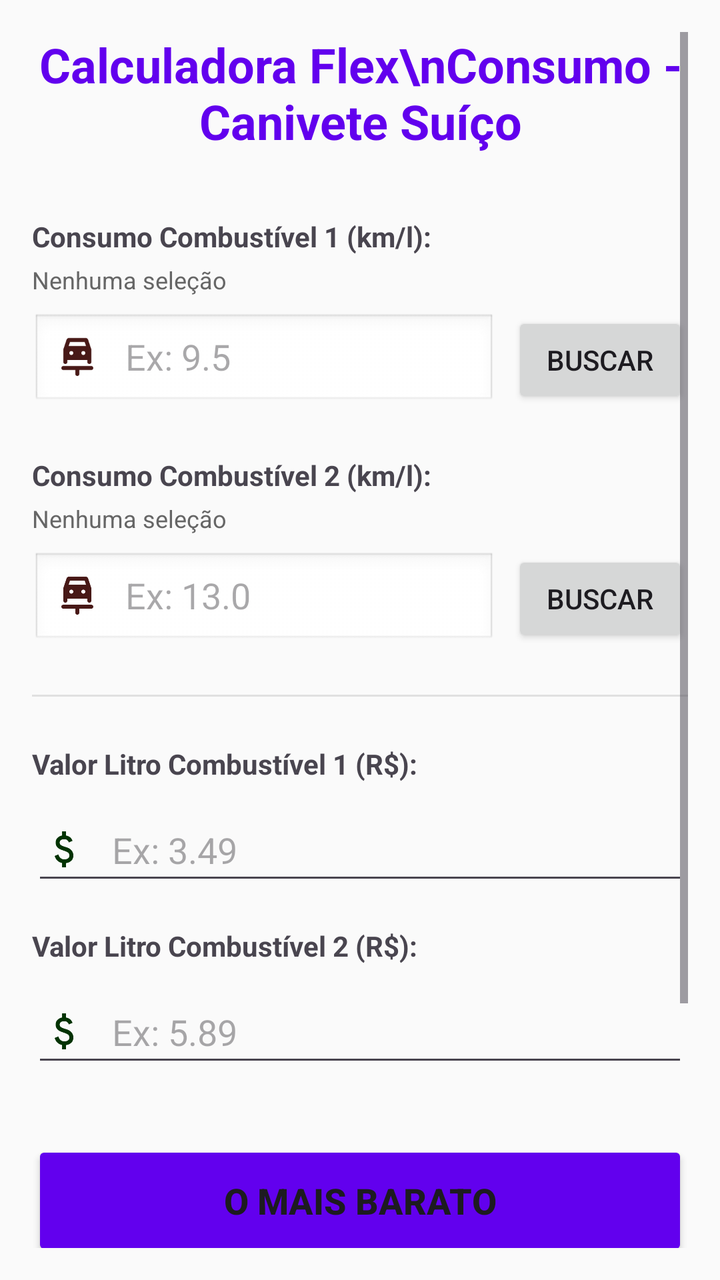
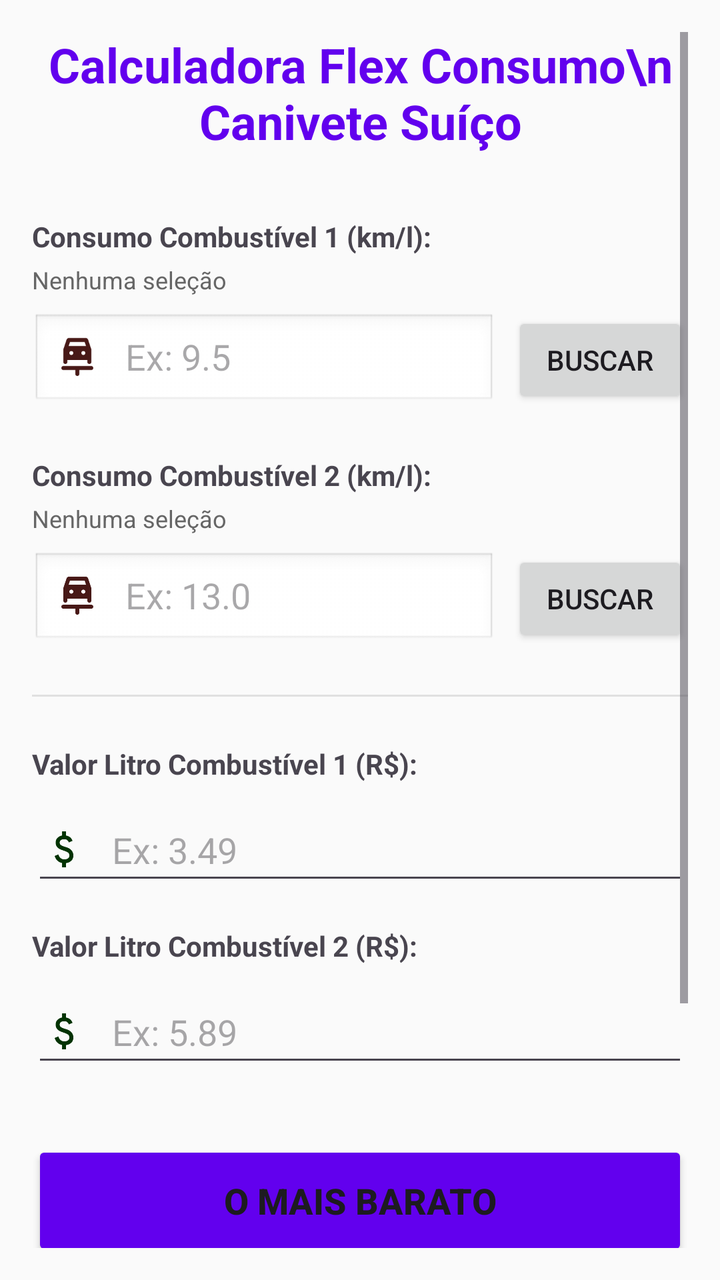

The first picture is an Android layout as it rendered before a commit; the second is the same layout after the commit. The layout source and the unified diff follow.
<!-- AndroidManifest.xml: application theme Theme.AppPostoGasolina -->
<!-- res/layout/activity_main.xml -->
<?xml version="1.0" encoding="utf-8"?>
<ScrollView xmlns:android="http://schemas.android.com/apk/res/android"
    xmlns:tools="http://schemas.android.com/tools"
    xmlns:app="http://schemas.android.com/apk/res-auto"
    android:layout_width="match_parent"
    android:layout_height="match_parent"
    android:fillViewport="true"
    android:background="#FAFAFA"
    android:padding="16dp"
    tools:ignore="HardcodedText,Autofill,LabelFor,VisualLintButtonSize,VisualLintTextFieldSize">

    <LinearLayout
        android:layout_width="match_parent"
        android:layout_height="wrap_content"
        android:orientation="vertical"
        android:paddingBottom="24dp">

        <TextView
            android:layout_width="match_parent"
            android:layout_height="wrap_content"
            android:text="Calculadora Flex\nConsumo - Canivete Suíço"
            android:textSize="24sp"
            android:textStyle="bold"
            android:gravity="center"
            android:textColor="@color/design_default_color_primary"
            android:layout_marginBottom="32dp"/>

        <TextView
            android:layout_width="wrap_content"
            android:layout_height="wrap_content"
            android:text="Consumo Combustível 1 (km/l):"
            android:textStyle="bold"
            android:layout_marginBottom="4dp"/>

        <TextView
            android:id="@+id/txtResumo1"
            android:layout_width="wrap_content"
            android:layout_height="wrap_content"
            android:text="Nenhuma seleção"
            android:textSize="12sp"
            android:textColor="#666666"
            android:layout_marginBottom="8dp"/>

        <LinearLayout
            android:layout_width="match_parent"
            android:layout_height="wrap_content"
            android:orientation="horizontal"
            android:layout_marginBottom="24dp">

            <EditText
                android:id="@+id/edtConsumo1"
                android:layout_width="0dp"
                android:layout_height="wrap_content"
                android:layout_weight="1"
                android:hint="Ex: 9.5"
                android:inputType="numberDecimal"
                android:drawableStart="@drawable/ic_gas"
                android:drawablePadding="12dp"
                android:background="@android:drawable/edit_text"
                android:minHeight="48dp"
                android:layout_marginEnd="8dp"/>

            <Button
                android:id="@+id/btnBuscar1"
                android:layout_width="wrap_content"
                android:layout_height="wrap_content"
                android:text="Buscar"
                android:minHeight="48dp"
                android:contentDescription="Buscar Combustível 1"/>
        </LinearLayout>

        <TextView
            android:layout_width="wrap_content"
            android:layout_height="wrap_content"
            android:text="Consumo Combustível 2 (km/l):"
            android:textStyle="bold"
            android:layout_marginBottom="4dp"/>

        <TextView
            android:id="@+id/txtResumo2"
            android:layout_width="wrap_content"
            android:layout_height="wrap_content"
            android:text="Nenhuma seleção"
            android:textSize="12sp"
            android:textColor="#666666"
            android:layout_marginBottom="8dp"/>

        <LinearLayout
            android:layout_width="match_parent"
            android:layout_height="wrap_content"
            android:orientation="horizontal"
            android:layout_marginBottom="24dp">

            <EditText
                android:id="@+id/edtConsumo2"
                android:layout_width="0dp"
                android:layout_height="wrap_content"
                android:layout_weight="1"
                android:hint="Ex: 13.0"
                android:inputType="numberDecimal"
                android:drawableStart="@drawable/ic_gas"
                android:drawablePadding="12dp"
                android:background="@android:drawable/edit_text"
                android:minHeight="48dp"
                android:layout_marginEnd="8dp"/>

            <Button
                android:id="@+id/btnBuscar2"
                android:layout_width="wrap_content"
                android:layout_height="wrap_content"
                android:text="Buscar"
                android:minHeight="48dp"
                android:contentDescription="Buscar Combustível 2"/>
        </LinearLayout>

        <View
            android:layout_width="match_parent"
            android:layout_height="1dp"
            android:background="#E0E0E0"
            android:layout_marginBottom="24dp"/>

        <TextView
            android:layout_width="wrap_content"
            android:layout_height="wrap_content"
            android:text="Valor Litro Combustível 1 (R$):"
            android:textStyle="bold"
            android:layout_marginBottom="8dp"/>

        <EditText
            android:id="@+id/edtPreco1"
            android:layout_width="match_parent"
            android:layout_height="wrap_content"
            android:hint="Ex: 3.49"
            android:inputType="numberDecimal"
            android:drawableStart="@drawable/ic_money"
            android:drawablePadding="12dp"
            android:layout_marginBottom="16dp"
            android:minHeight="48dp"/>

        <TextView
            android:layout_width="wrap_content"
            android:layout_height="wrap_content"
            android:text="Valor Litro Combustível 2 (R$):"
            android:textStyle="bold"
            android:layout_marginBottom="8dp"/>

        <EditText
            android:id="@+id/edtPreco2"
            android:layout_width="match_parent"
            android:layout_height="wrap_content"
            android:hint="Ex: 5.89"
            android:inputType="numberDecimal"
            android:drawableStart="@drawable/ic_money"
            android:drawablePadding="12dp"
            android:layout_marginBottom="32dp"
            android:minHeight="48dp"/>

        <Button
            android:id="@+id/btnCalcular"
            android:layout_width="match_parent"
            android:layout_height="60dp"
            android:text="O Mais Barato"
            android:textSize="18sp"
            android:textStyle="bold"
            android:elevation="4dp"
            android:backgroundTint="@color/design_default_color_primary"/>

        <androidx.cardview.widget.CardView
            android:layout_width="match_parent"
            android:layout_height="wrap_content"
            android:layout_marginTop="24dp"
            app:cardCornerRadius="12dp"
            app:cardElevation="6dp"
            app:cardBackgroundColor="#FFFFFF"
            app:contentPadding="16dp">

            <TextView
                android:id="@+id/txtResultado"
                android:layout_width="match_parent"
                android:layout_height="wrap_content"
                android:textSize="20sp"
                android:textStyle="bold"
                android:gravity="center"
                android:text="Resultado aparecerá aqui"
                android:textColor="#333333"/>
        </androidx.cardview.widget.CardView>

        <Button
            android:id="@+id/btnLimpar"
            android:layout_width="match_parent"
            android:layout_height="wrap_content"
            android:layout_marginTop="16dp"
            android:text="Limpar / Novo Cálculo"
            android:backgroundTint="#EEEEEE"
            android:textColor="#555555"
            android:elevation="0dp"/>

    </LinearLayout>

</ScrollView>
<!-- resources referenced by this layout -->
<resources>
  <!-- drawable ic_gas (drawable) -->
  <vector xmlns:android="http://schemas.android.com/apk/res/android" android:height="24dp" android:tint="#481917" android:viewportHeight="24" android:viewportWidth="24" android:width="24dp">
        
      <path android:fillColor="@android:color/white" android:pathData="M7,15v-1h10v1c0,0.55 0.45,1 1,1h0c0.55,0 1,-0.45 1,-1V8.69c0,0 -1.34,-4.03 -1.56,-4.69c-0.05,-0.16 -0.12,-0.29 -0.19,-0.4c-0.02,-0.02 -0.03,-0.04 -0.05,-0.07C16.82,3.01 16.28,3 16.28,3H7.72c0,0 -0.54,0.01 -0.92,0.54C6.78,3.56 6.77,3.58 6.75,3.6C6.68,3.71 6.61,3.84 6.56,4C6.34,4.66 5,8.69 5,8.69V15c0,0.55 0.45,1 1,1h0C6.55,16 7,15.55 7,15zM9,11.5c-0.55,0 -1,-0.45 -1,-1s0.45,-1 1,-1s1,0.45 1,1S9.55,11.5 9,11.5zM15,11.5c-0.55,0 -1,-0.45 -1,-1s0.45,-1 1,-1s1,0.45 1,1S15.55,11.5 15,11.5zM8.33,5h7.34l0.23,0.69L16.33,7H7.67L8.33,5z"/>
        
      <path android:fillColor="@android:color/white" android:pathData="M4,18.01L4,18.01C4,18.55 4.45,19 4.99,19H11v2.01c0,0.55 0.45,0.99 0.99,0.99h0.01c0.55,0 0.99,-0.45 0.99,-0.99V19h6.01c0.55,0 0.99,-0.45 0.99,-0.99v0c0,-0.55 -0.45,-0.99 -0.99,-0.99H4.99C4.45,17.01 4,17.46 4,18.01z"/>
      
  </vector>
  <!-- drawable ic_money (drawable) -->
  <vector xmlns:android="http://schemas.android.com/apk/res/android" android:height="24dp" android:tint="#023302" android:viewportHeight="960" android:viewportWidth="960" android:width="24dp">
        
      <path android:fillColor="@android:color/white" android:pathData="M441,840L441,754Q388,742 349.5,708Q311,674 293,612L367,582Q382,630 411.5,655Q441,680 489,680Q530,680 558.5,661.5Q587,643 587,604Q587,569 565,548.5Q543,528 463,502Q377,475 345,437.5Q313,400 313,346Q313,281 355,245Q397,209 441,204L441,120L521,120L521,204Q571,212 603.5,240.5Q636,269 651,310L577,342Q565,310 543,294Q521,278 483,278Q439,278 416,297.5Q393,317 393,346Q393,379 423,398Q453,417 527,438Q596,458 631.5,501.5Q667,545 667,602Q667,673 625,710Q583,747 521,756L521,840L441,840Z"/>
      
  </vector>
  <style name="Theme.AppPostoGasolina" parent="Base.Theme.AppPostoGasolina" />
  <style name="Base.Theme.AppPostoGasolina" parent="Theme.Material3.DayNight.NoActionBar">
          <item name="colorPrimary">@color/primary_green</item>
          <item name="colorPrimaryVariant">@color/primary_green_dark</item>
          <item name="colorOnPrimary">@color/white</item>
  
          <item name="colorSecondary">@color/secondary_orange</item>
          <item name="colorOnSecondary">@color/white</item>
  
          <item name="android:colorBackground">@color/background_light</item>
      </style>
  <color name="primary_green">#2E7D32</color>
  <color name="primary_green_dark">#1B5E20</color>
  <color name="white">#FFFFFFFF</color>
  <color name="secondary_orange">#EF6C00</color>
  <color name="background_light">#F5F5F5</color>
</resources>

<!-- the commit's change to res/layout/activity_main.xml (unified diff, before → after) -->
@@ -18,7 +18,7 @@
         <TextView
             android:layout_width="match_parent"
             android:layout_height="wrap_content"
-            android:text="Calculadora Flex\nConsumo - Canivete Suíço"
+            android:text="Calculadora Flex Consumo\n Canivete Suíço"
             android:textSize="24sp"
             android:textStyle="bold"
             android:gravity="center"
